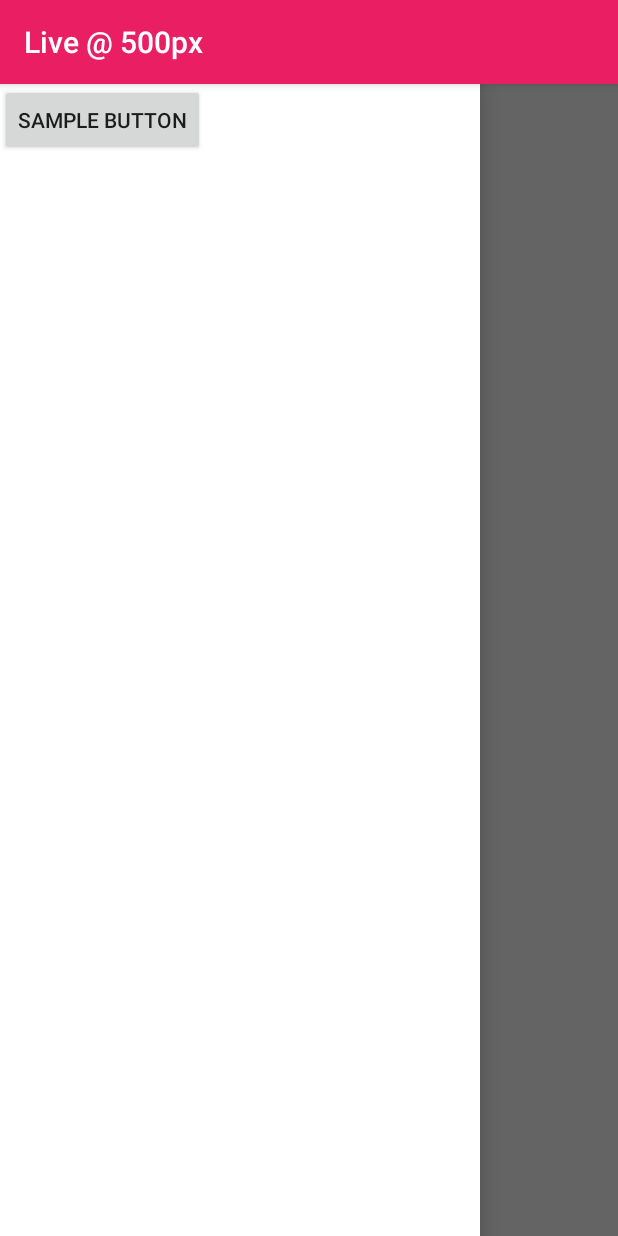
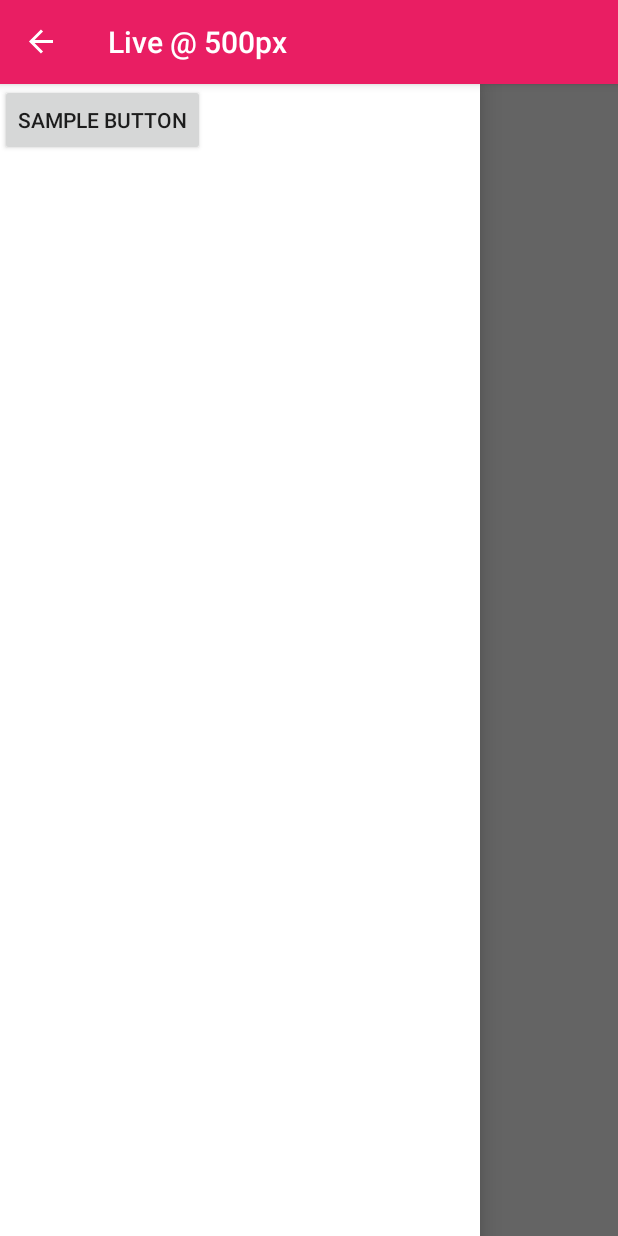
Before and after one commit to cantacoop/LiveAt500px, an Android app: the screen it shows after launch (MainActivity), with the side drawer open, on a phone screen of 412 x 824 dp. Run offline under Robolectric (Android 15) with nearby library versions, the phone set to English and light mode, and no system bars; libraries missing offline, so code that uses them is left out: com.inthecheesefactory.thecheeselibrary; 1 statement that could not run was skipped.

Commit message:
Implement Hamburger Icon

```diff
--- a/app/src/main/java/com/example/cancacoop/liveat500px/activity/MainActivity.java
+++ b/app/src/main/java/com/example/cancacoop/liveat500px/activity/MainActivity.java
@@ -1,17 +1,27 @@
 package com.example.cancacoop.liveat500px.activity;
 
+import android.content.res.Configuration;
+import android.support.annotation.Nullable;
+import android.support.v4.widget.DrawerLayout;
+import android.support.v7.app.ActionBarDrawerToggle;
 import android.support.v7.app.AppCompatActivity;
 import android.os.Bundle;
+import android.view.MenuItem;
 
 import com.example.cancacoop.liveat500px.R;
 import com.example.cancacoop.liveat500px.fragment.MainFragment;
 
 public class MainActivity extends AppCompatActivity {
 
+    DrawerLayout drawerLayout;
+    ActionBarDrawerToggle actionBarDrawerToggle;
+
     @Override
     protected void onCreate(Bundle savedInstanceState) {
         super.onCreate(savedInstanceState);
         setContentView(R.layout.activity_main);
+
+        initInstances();
 
         if (savedInstanceState == null) {
             getSupportFragmentManager().beginTransaction()
@@ -20,4 +30,38 @@ public class MainActivity extends AppCompatActivity {
         }
     }
 
+    private void initInstances() {
+        drawerLayout = (DrawerLayout) findViewById(R.id.drawerLayout);
+
+        actionBarDrawerToggle = new ActionBarDrawerToggle(
+                MainActivity.this,
+                drawerLayout,
+                R.string.open_drawer,
+                R.string.close_drawer
+        );
+        drawerLayout.setDrawerListener(actionBarDrawerToggle);
+
+        getSupportActionBar().setHomeButtonEnabled(true);
+        getSupportActionBar().setDisplayHomeAsUpEnabled(true);
+    }
+
+    @Override
+    protected void onPostCreate(@Nullable Bundle savedInstanceState) {
+        super.onPostCreate(savedInstanceState);
+        actionBarDrawerToggle.syncState();
+    }
+
+    @Override
+    public void onConfigurationChanged(Configuration newConfig) {
+        super.onConfigurationChanged(newConfig);
+        actionBarDrawerToggle.onConfigurationChanged(newConfig);
+    }
+
+    @Override
+    public boolean onOptionsItemSelected(MenuItem item) {
+        if (actionBarDrawerToggle.onOptionsItemSelected(item))
+            return true;
+
+        return super.onOptionsItemSelected(item);
+    }
 }
--- a/app/src/main/res/layout/activity_main.xml
+++ b/app/src/main/res/layout/activity_main.xml
@@ -2,6 +2,7 @@
 <android.support.v4.widget.DrawerLayout xmlns:android="http://schemas.android.com/apk/res/android"
     xmlns:app="http://schemas.android.com/apk/res-auto"
     xmlns:tools="http://schemas.android.com/tools"
+    android:id="@+id/drawerLayout"
     android:layout_width="match_parent"
     android:layout_height="match_parent"
     android:orientation="vertical"
@@ -24,6 +25,7 @@
         <Button
             android:layout_width="wrap_content"
             android:layout_height="wrap_content"
+            android:contentDescription="Sample Button"
             android:text="Sample Button" />
 
     </LinearLayout>
--- a/app/src/main/res/values/strings.xml
+++ b/app/src/main/res/values/strings.xml
@@ -1,3 +1,5 @@
 <resources>
     <string name="app_name">Live @ 500px</string>
+    <string name="open_drawer">Open Menu</string>
+    <string name="close_drawer">Close Menu</string>
 </resources>
```
